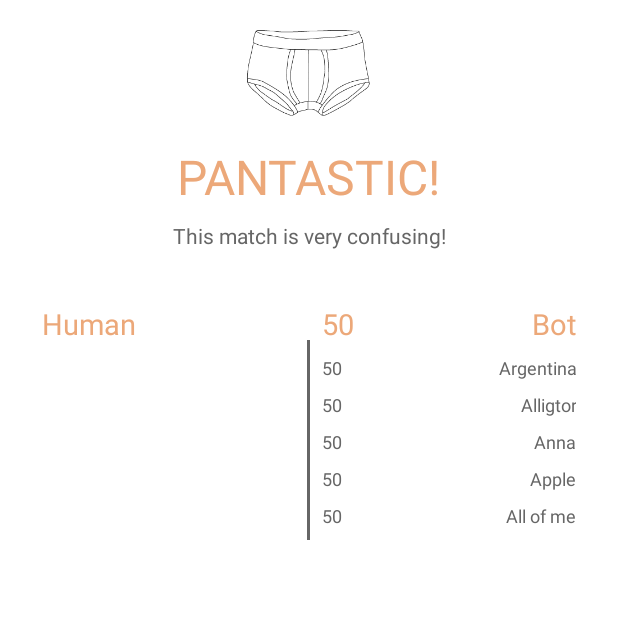
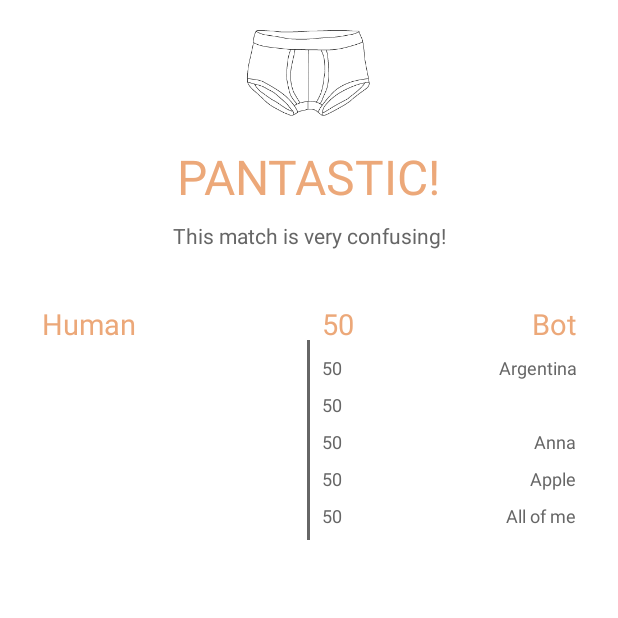
Before and after one commit to muhammadAhmedatherUsmani/pantsAppLaptop, an Android app: the fragment RoundEndFragment placed in its activity, on a phone screen of 412 x 824 dp, the top half of it. Run offline under Robolectric (Android 15) with nearby library versions, the phone set to English and light mode, and no system bars; our stand-ins replace ButterKnife, Dagger/Hilt's generated code; libraries missing offline, so code that uses them is left out: com.hassan.androidutils; 27 statements that could not run were skipped.

Commit message:
Class  commit

```diff
--- a/src/main/java/com/erlystagestudios/pantsapplication/model/Turn.java
+++ b/src/main/java/com/erlystagestudios/pantsapplication/model/Turn.java
@@ -57,7 +57,7 @@ public class Turn implements Parcelable {
 	@DatabaseField(columnName = TurnEntry.COLUMN_ROUND_LETTER)
 	String roundLetter;
 
-	@DatabaseField(columnName = TurnEntry.COLUMN_PLAYER_TYPE, defaultValue = "HUMAN")
+	@DatabaseField(columnName = TurnEntry.COLUMN_PLAYER_TYPE, defaultValue = "HUMAN AHMED")
 	private PlayerType playerType; //Values can be bot or human, bot used to import csv.
 
 	public Turn () {
--- a/src/main/java/com/erlystagestudios/pantsapplication/ui/RoundEndFragment.java
+++ b/src/main/java/com/erlystagestudios/pantsapplication/ui/RoundEndFragment.java
@@ -21,7 +21,6 @@ import com.hassan.androidutils.LogUtils;
 
 import javax.inject.Inject;
 
-import butterknife.Bind;
 import butterknife.ButterKnife;
 import butterknife.OnClick;
 
@@ -38,57 +37,35 @@ public class RoundEndFragment extends Fragment {
 	@Inject
 	Round           round;
 
-	@Bind(R.id.txt_outcome)
+
 	TextView txtPlayerOutcome;
 
-	@Bind(R.id.txt_player1_place)
 	TextView txtPlayer1Place;
-	@Bind(R.id.txt_player1_place_score)
 	TextView txtPlayer1PlaceScore;
-	@Bind(R.id.txt_player2_place)
 	TextView txtPlayer2Place;
-	@Bind(R.id.txt_player2_place_score)
 	TextView txtPlayer2PlaceScore;
 
-	@Bind(R.id.txt_player1_animal)
 	TextView txtPlayer1Animal;
-	@Bind(R.id.txt_player1_animal_score)
 	TextView txtPlayer1AnimalScore;
-	@Bind(R.id.txt_player2_animal)
 	TextView txtPlayer2Animal;
-	@Bind(R.id.txt_player2_animal_score)
 	TextView txtPlayer2AnimalScore;
 
-	@Bind(R.id.txt_player1_name)
 	TextView txtPlayer1Name;
-	@Bind(R.id.txt_player1_name_score)
 	TextView txtPlayer1NameScore;
-	@Bind(R.id.txt_player2_name)
 	TextView txtPlayer2Name;
-	@Bind(R.id.txt_player2_name_score)
 	TextView txtPlayer2NameScore;
 
-	@Bind(R.id.txt_player1_thing)
 	TextView txtPlayer1Thing;
-	@Bind(R.id.txt_player1_thing_score)
 	TextView txtPlayer1ThingScore;
-	@Bind(R.id.txt_player2_thing)
 	TextView txtPlayer2Thing;
-	@Bind(R.id.txt_player2_thing_score)
 	TextView txtPlayer2ThingScore;
 
-	@Bind(R.id.txt_player1_song)
 	TextView txtPlayer1Song;
-	@Bind(R.id.txt_player1_song_score)
 	TextView txtPlayer1SongScore;
-	@Bind(R.id.txt_player2_song)
 	TextView txtPlayer2Song;
-	@Bind(R.id.txt_player2_song_score)
 	TextView txtPlayer2SongScore;
 
-	@Bind(R.id.txt_player1_score)
 	TextView txtPlayer1Score;
-	@Bind(R.id.txt_player2_score)
 	TextView txtPlayer2Score;
 
 	private GameInteractionListener gameListener;
--- a/src/main/res/layout/fragment_round_end.xml
+++ b/src/main/res/layout/fragment_round_end.xml
@@ -19,7 +19,7 @@
 			android:src="@drawable/ic_round_end_header"
 			android:layout_centerHorizontal="true"
 			android:layout_marginBottom="@dimen/marginLarge"
-			/>
+		android:contentDescription="TODO" />
 
 	<TextView
 			android:layout_width="wrap_content"
@@ -58,7 +58,7 @@
 		<TableRow android:layout_marginBottom="@dimen/marginSmall">
 
 			<TextView
-					android:text="Human"
+					android:text="@string/human"
 					android:id="@+id/txt_player1_title"
 					android:textSize="@dimen/font_large"
 					app:layout_gravity="left|clip_horizontal"
@@ -251,12 +251,12 @@
 					android:textAppearance="@style/PrimaryTextAppearance.Summary" />
 
 			<TextView
-					android:text="Alligtor"
-					android:id="@+id/txt_player2_animal"
-					app:layout_gravity="fill"
-					app:layout_columnWeight="1"
-					android:gravity="right"
-					android:textAppearance="@style/PrimaryTextAppearance.Summary" />
+				android:id="@+id/txt_player2_animal"
+				android:gravity="right"
+				android:text="               "
+				android:textAppearance="@style/PrimaryTextAppearance.Summary"
+				app:layout_columnWeight="1"
+				app:layout_gravity="fill" />
 
 		</TableRow>
 
--- a/src/main/res/values/strings.xml
+++ b/src/main/res/values/strings.xml
@@ -19,8 +19,9 @@
 	<string name="title_song">Song</string>
 	<string name="title_done">Done!</string>
 	<string name="msg_none_outcome">This match is very confusing!</string>
+    <string name="human">Human</string>
 
-	<string-array name="array_draw_outcome">
+    <string-array name="array_draw_outcome">
 		<item>Well done for drawing with the BOT! Hard to beat the machine!</item>
 		<item>Well done for drawing with the BOT! You are a machine!</item>
 		<item>Well well someone seems to be as smart as the BOT!</item>
```
Also changed, not shown: src/main/java/com/erlystagestudios/pantsapplication/provider/PantsDbHelper.java (+15 -13 lines), 2 other files.
